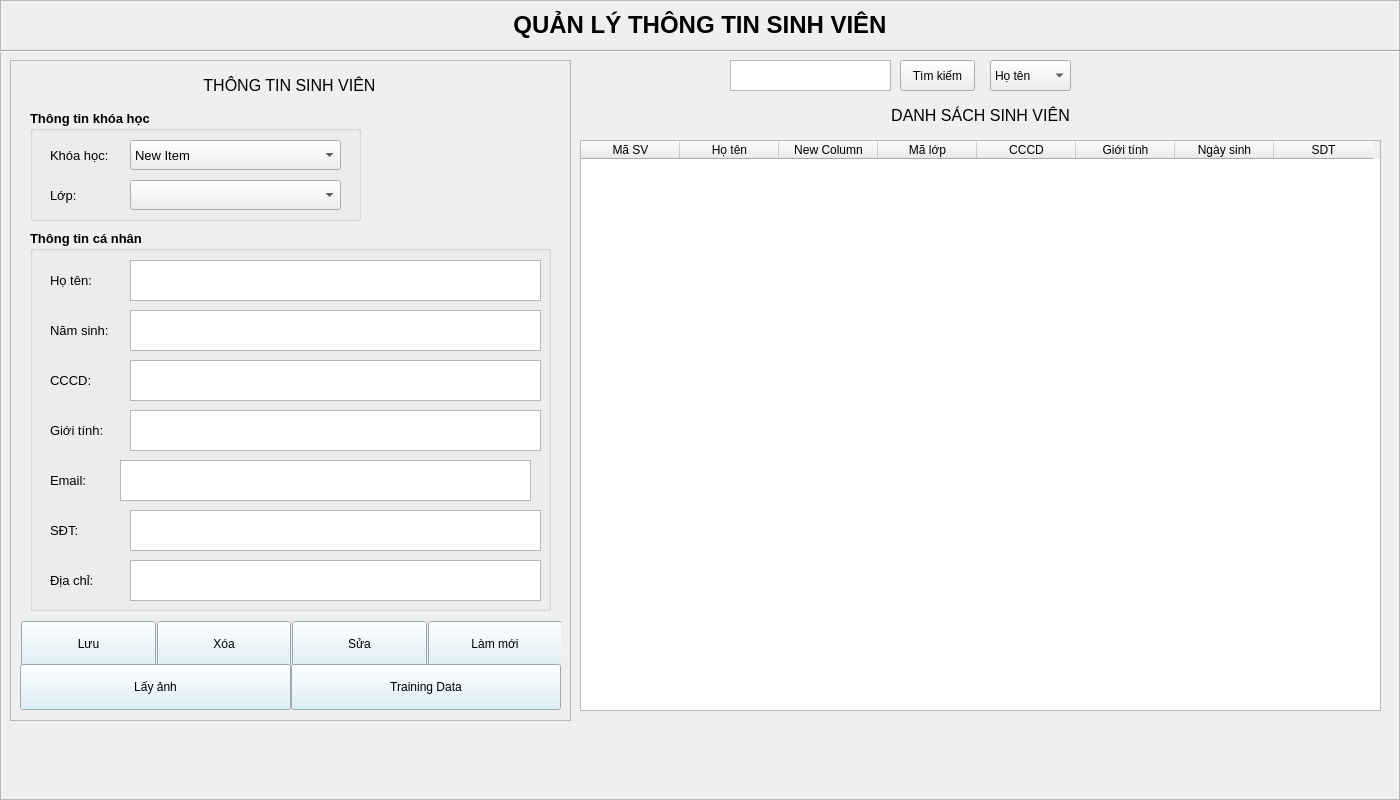
First picture: the form in ui/student.ui, repository phuc297/student-attendance-management-system, before the edit.
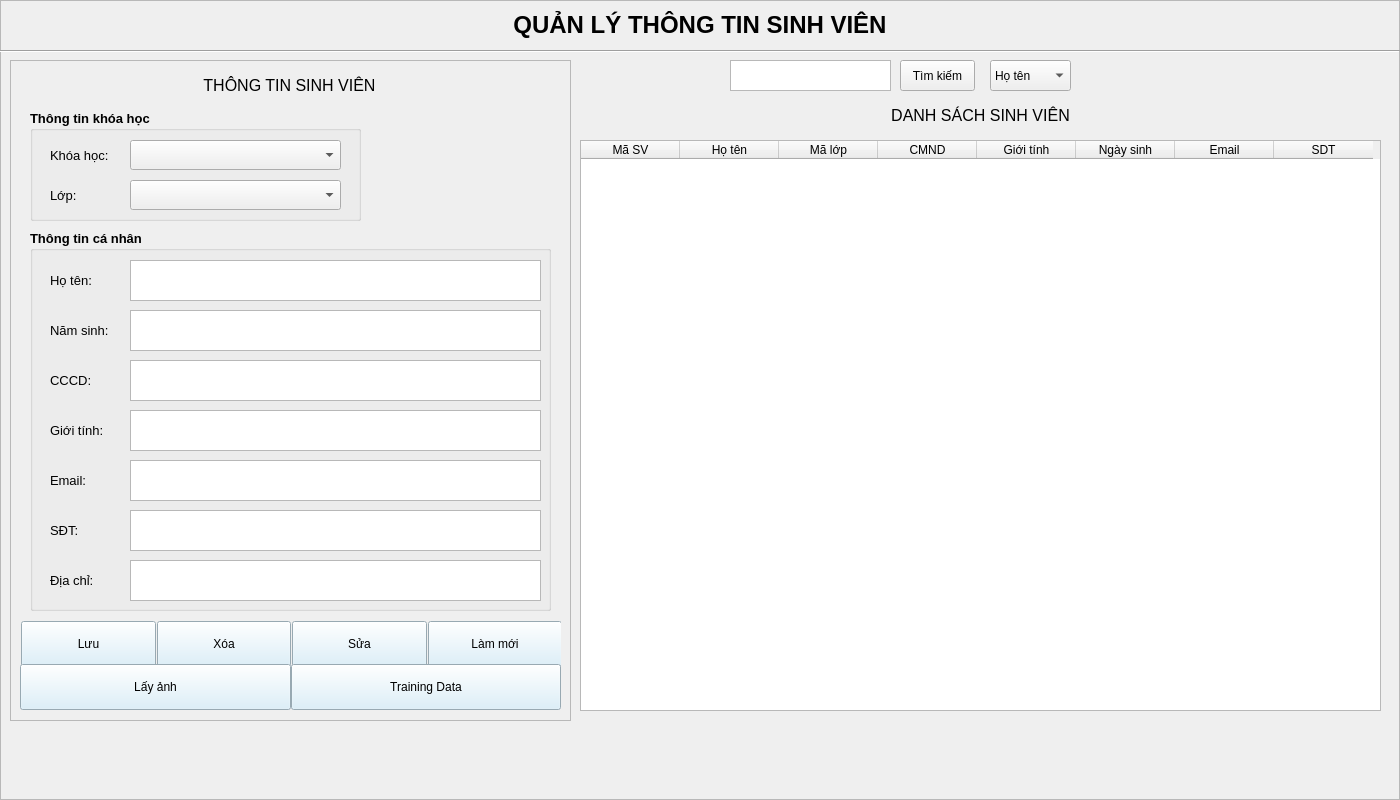
Second picture: the form after the edit.

Diff of the .ui file:
```diff
--- a/ui/student.ui
+++ b/ui/student.ui
@@ -282,7 +282,7 @@
      <widget class="QTextEdit" name="txt_email">
       <property name="geometry">
        <rect>
-        <x>90</x>
+        <x>100</x>
         <y>230</y>
         <width>411</width>
         <height>41</height>
@@ -394,11 +394,6 @@
         <pointsize>10</pointsize>
        </font>
       </property>
-      <item>
-       <property name="text">
-        <string>New Item</string>
-       </property>
-      </item>
      </widget>
      <widget class="QComboBox" name="cbx_lop">
       <property name="geometry">
@@ -566,11 +561,6 @@
       <string>Họ tên</string>
      </property>
     </column>
-    <column>
-     <property name="text">
-      <string>New Column</string>
-     </property>
-    </column>
     <column>
      <property name="text">
       <string>Mã lớp</string>
@@ -578,7 +568,7 @@
     </column>
     <column>
      <property name="text">
-      <string>CCCD</string>
+      <string>CMND</string>
      </property>
     </column>
     <column>
@@ -591,6 +581,11 @@
       <string>Ngày sinh</string>
      </property>
     </column>
+    <column>
+     <property name="text">
+      <string>Email</string>
+     </property>
+    </column>
     <column>
      <property name="text">
       <string>SDT</string>
```
Left out of the diff: 2 changed lines with no effect on the pictures.
